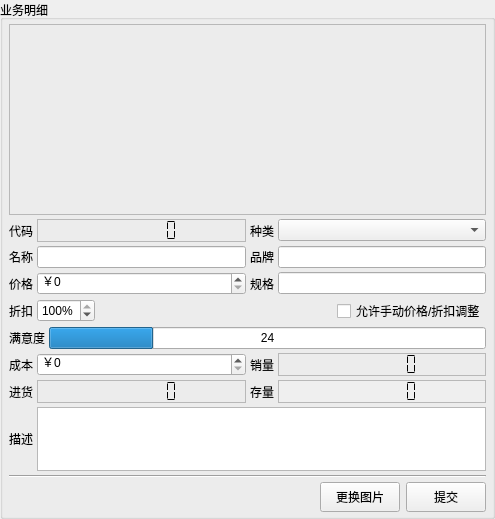
Above: cosmetic_src/Business/BusinessDetailWidget.ui from oaheiw/darwinner before the change. Below: the same form after it.
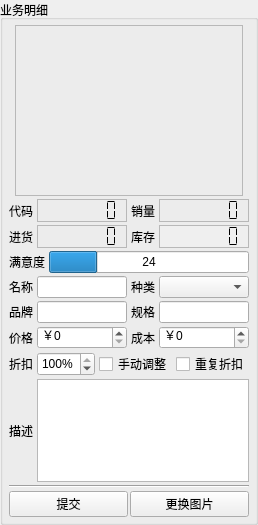
That is the form after the change. Icons and pictures are not drawn.

Patch:
```diff
--- a/cosmetic_src/Business/BusinessDetailWidget.ui
+++ b/cosmetic_src/Business/BusinessDetailWidget.ui
@@ -6,8 +6,8 @@
    <rect>
     <x>0</x>
     <y>0</y>
-    <width>495</width>
-    <height>519</height>
+    <width>250</width>
+    <height>525</height>
    </rect>
   </property>
   <property name="windowTitle">
@@ -25,43 +25,88 @@
      <property name="title">
       <string>业务明细</string>
      </property>
-     <layout class="QVBoxLayout" name="verticalLayout" stretch="3,0,0,0,0,0,0,0,1,0,0">
+     <layout class="QVBoxLayout" name="verticalLayout">
       <property name="spacing">
-       <number>4</number>
+       <number>3</number>
       </property>
       <property name="leftMargin">
        <number>6</number>
       </property>
       <property name="topMargin">
-       <number>4</number>
+       <number>5</number>
       </property>
       <property name="rightMargin">
        <number>6</number>
       </property>
       <property name="bottomMargin">
-       <number>4</number>
+       <number>5</number>
       </property>
       <item>
-       <widget class="QLabel" name="imageLabel">
-        <property name="frameShape">
-         <enum>QFrame::StyledPanel</enum>
+       <layout class="QHBoxLayout" name="horizontalLayout_9" stretch="1,0,1">
+        <property name="spacing">
+         <number>0</number>
         </property>
-        <property name="frameShadow">
-         <enum>QFrame::Sunken</enum>
-        </property>
-        <property name="text">
-         <string/>
-        </property>
-        <property name="pixmap">
-         <pixmap resource="../Cosmetic/Cosmetic.qrc">:/common/business</pixmap>
-        </property>
-        <property name="scaledContents">
-         <bool>true</bool>
-        </property>
-        <property name="alignment">
-         <set>Qt::AlignCenter</set>
-        </property>
-       </widget>
+        <item>
+         <spacer name="horizontalSpacer_3">
+          <property name="orientation">
+           <enum>Qt::Horizontal</enum>
+          </property>
+          <property name="sizeHint" stdset="0">
+           <size>
+            <width>40</width>
+            <height>20</height>
+           </size>
+          </property>
+         </spacer>
+        </item>
+        <item>
+         <widget class="QLabel" name="imageLabel">
+          <property name="minimumSize">
+           <size>
+            <width>228</width>
+            <height>171</height>
+           </size>
+          </property>
+          <property name="maximumSize">
+           <size>
+            <width>228</width>
+            <height>171</height>
+           </size>
+          </property>
+          <property name="frameShape">
+           <enum>QFrame::StyledPanel</enum>
+          </property>
+          <property name="frameShadow">
+           <enum>QFrame::Sunken</enum>
+          </property>
+          <property name="text">
+           <string/>
+          </property>
+          <property name="pixmap">
+           <pixmap resource="../Cosmetic/Cosmetic.qrc">:/common/business</pixmap>
+          </property>
+          <property name="scaledContents">
+           <bool>true</bool>
+          </property>
+          <property name="alignment">
+           <set>Qt::AlignCenter</set>
+          </property>
+         </widget>
+        </item>
+        <item>
+         <spacer name="horizontalSpacer_2">
+          <property name="orientation">
+           <enum>Qt::Horizontal</enum>
+          </property>
+          <property name="sizeHint" stdset="0">
+           <size>
+            <width>40</width>
+            <height>20</height>
+           </size>
+          </property>
+         </spacer>
+        </item>
+       </layout>
       </item>
       <item>
        <layout class="QHBoxLayout" name="horizontalLayout" stretch="0,10,0,10">
@@ -92,17 +137,125 @@
          </widget>
         </item>
         <item>
-         <widget class="QLabel" name="typeLabel">
+         <widget class="QLabel" name="salesLabel">
           <property name="text">
-           <string>种类</string>
+           <string>销量</string>
           </property>
-          <property name="buddy">
-           <cstring>typeComboBox</cstring>
+         </widget>
+        </item>
+        <item>
+         <widget class="QLCDNumber" name="salesLcdNumber">
+          <property name="frameShape">
+           <enum>QFrame::StyledPanel</enum>
           </property>
+          <property name="frameShadow">
+           <enum>QFrame::Sunken</enum>
+          </property>
+          <property name="numDigits">
+           <number>7</number>
+          </property>
+          <property name="segmentStyle">
+           <enum>QLCDNumber::Flat</enum>
+          </property>
          </widget>
         </item>
+       </layout>
+      </item>
+      <item>
+       <layout class="QHBoxLayout" name="horizontalLayout_6" stretch="0,10,0,10">
+        <property name="spacing">
+         <number>4</number>
+        </property>
         <item>
-         <widget class="QComboBox" name="typeComboBox"/>
+         <widget class="QLabel" name="buysLabel">
+          <property name="text">
+           <string>进货</string>
+          </property>
+         </widget>
+        </item>
+        <item>
+         <widget class="QLCDNumber" name="buysLcdNumber">
+          <property name="frameShape">
+           <enum>QFrame::StyledPanel</enum>
+          </property>
+          <property name="frameShadow">
+           <enum>QFrame::Sunken</enum>
+          </property>
+          <property name="numDigits">
+           <number>7</number>
+          </property>
+          <property name="segmentStyle">
+           <enum>QLCDNumber::Flat</enum>
+          </property>
+         </widget>
+        </item>
+        <item>
+         <widget class="QLabel" name="stocksLabel">
+          <property name="text">
+           <string>库存</string>
+          </property>
+         </widget>
+        </item>
+        <item>
+         <widget class="QLCDNumber" name="stocksLcdNumber">
+          <property name="autoFillBackground">
+           <bool>true</bool>
+          </property>
+          <property name="frameShape">
+           <enum>QFrame::StyledPanel</enum>
+          </property>
+          <property name="frameShadow">
+           <enum>QFrame::Sunken</enum>
+          </property>
+          <property name="smallDecimalPoint">
+           <bool>false</bool>
+          </property>
+          <property name="numDigits">
+           <number>7</number>
+          </property>
+          <property name="segmentStyle">
+           <enum>QLCDNumber::Flat</enum>
+          </property>
+          <property name="value" stdset="0">
+           <double>0.000000000000000</double>
+          </property>
+          <property name="intValue" stdset="0">
+           <number>0</number>
+          </property>
+         </widget>
+        </item>
+       </layout>
+      </item>
+      <item>
+       <layout class="QHBoxLayout" name="horizontalLayout_4" stretch="0,10">
+        <property name="spacing">
+         <number>4</number>
+        </property>
+        <item>
+         <widget class="QLabel" name="ratingLabel">
+          <property name="text">
+           <string>满意度</string>
+          </property>
+         </widget>
+        </item>
+        <item>
+         <widget class="QProgressBar" name="progressBar">
+          <property name="sizePolicy">
+           <sizepolicy hsizetype="Expanding" vsizetype="Minimum">
+            <horstretch>0</horstretch>
+            <verstretch>0</verstretch>
+           </sizepolicy>
+          </property>
+          <property name="value">
+           <number>24</number>
+          </property>
+          <property name="alignment">
+           <set>Qt::AlignCenter</set>
+          </property>
+          <property name="format">
+           <string>%p</string>
+          </property>
+         </widget>
         </item>
        </layout>
       </item>
@@ -123,11 +276,44 @@
         </item>
         <item>
          <widget class="QLineEdit" name="nameLineEdit">
+          <property name="sizePolicy">
+           <sizepolicy hsizetype="Expanding" vsizetype="Minimum">
+            <horstretch>0</horstretch>
+            <verstretch>0</verstretch>
+           </sizepolicy>
+          </property>
           <property name="frame">
            <bool>true</bool>
           </property>
          </widget>
         </item>
+        <item>
+         <widget class="QLabel" name="typeLabel">
+          <property name="text">
+           <string>种类</string>
+          </property>
+          <property name="buddy">
+           <cstring>typeComboBox</cstring>
+          </property>
+         </widget>
+        </item>
+        <item>
+         <widget class="QComboBox" name="typeComboBox">
+          <property name="sizePolicy">
+           <sizepolicy hsizetype="Expanding" vsizetype="Minimum">
+            <horstretch>0</horstretch>
+            <verstretch>0</verstretch>
+           </sizepolicy>
+          </property>
+         </widget>
+        </item>
+       </layout>
+      </item>
+      <item>
+       <layout class="QHBoxLayout" name="horizontalLayout_3" stretch="0,10,0,10">
+        <property name="spacing">
+         <number>4</number>
+        </property>
         <item>
          <widget class="QLabel" name="brandLabel">
           <property name="text">
@@ -140,6 +326,35 @@
         </item>
         <item>
          <widget class="QLineEdit" name="brandLineEdit">
+          <property name="sizePolicy">
+           <sizepolicy hsizetype="Expanding" vsizetype="Minimum">
+            <horstretch>0</horstretch>
+            <verstretch>0</verstretch>
+           </sizepolicy>
+          </property>
+          <property name="frame">
+           <bool>true</bool>
+          </property>
+         </widget>
+        </item>
+        <item>
+         <widget class="QLabel" name="specLabel">
+          <property name="text">
+           <string>规格</string>
+          </property>
+          <property name="buddy">
+           <cstring>specLineEdit</cstring>
+          </property>
+         </widget>
+        </item>
+        <item>
+         <widget class="QLineEdit" name="specLineEdit">
+          <property name="sizePolicy">
+           <sizepolicy hsizetype="Expanding" vsizetype="Minimum">
+            <horstretch>0</horstretch>
+            <verstretch>0</verstretch>
+           </sizepolicy>
+          </property>
           <property name="frame">
            <bool>true</bool>
           </property>
@@ -148,7 +363,7 @@
        </layout>
       </item>
       <item>
-       <layout class="QHBoxLayout" name="horizontalLayout_3" stretch="0,10,0,10">
+       <layout class="QHBoxLayout" name="horizontalLayout_5" stretch="0,10,0,10">
         <property name="spacing">
          <number>4</number>
         </property>
@@ -165,7 +380,7 @@
         <item>
          <widget class="QSpinBox" name="priceSpinBox">
           <property name="sizePolicy">
-           <sizepolicy hsizetype="Expanding" vsizetype="Fixed">
+           <sizepolicy hsizetype="Expanding" vsizetype="Minimum">
             <horstretch>0</horstretch>
             <verstretch>0</verstretch>
            </sizepolicy>
@@ -182,9 +397,9 @@
          </widget>
         </item>
         <item>
-         <widget class="QLabel" name="specLabel">
+         <widget class="QLabel" name="costLabel">
           <property name="text">
-           <string>规格</string>
+           <string>成本</string>
           </property>
           <property name="buddy">
            <cstring>specLineEdit</cstring>
@@ -192,16 +407,25 @@
          </widget>
         </item>
         <item>
-         <widget class="QLineEdit" name="specLineEdit">
-          <property name="frame">
-           <bool>true</bool>
+         <widget class="QSpinBox" name="costSpinBox">
+          <property name="sizePolicy">
+           <sizepolicy hsizetype="Expanding" vsizetype="Minimum">
+            <horstretch>0</horstretch>
+            <verstretch>0</verstretch>
+           </sizepolicy>
+          </property>
+          <property name="suffix">
+           <string/>
+          </property>
+          <property name="prefix">
+           <string>￥</string>
           </property>
          </widget>
         </item>
        </layout>
       </item>
       <item>
-       <layout class="QHBoxLayout" name="horizontalLayout_8" stretch="0,0,10,0">
+       <layout class="QHBoxLayout" name="horizontalLayout_8" stretch="0,0,10,0,0">
         <property name="spacing">
          <number>4</number>
         </property>
@@ -217,6 +441,12 @@
         </item>
         <item>
          <widget class="QSpinBox" name="discountSpinBox">
+          <property name="sizePolicy">
+           <sizepolicy hsizetype="Minimum" vsizetype="Minimum">
+            <horstretch>0</horstretch>
+            <verstretch>0</verstretch>
+           </sizepolicy>
+          </property>
           <property name="suffix">
            <string>%</string>
           </property>
@@ -246,6 +476,12 @@
         </item>
         <item>
          <widget class="QCheckBox" name="adjustableCheckBox">
+          <property name="sizePolicy">
+           <sizepolicy hsizetype="Minimum" vsizetype="Minimum">
+            <horstretch>0</horstretch>
+            <verstretch>0</verstretch>
+           </sizepolicy>
+          </property>
           <property name="toolTip">
            <string>选择是否允许收银时，由收银员手工输入商品价格和折扣。</string>
           </property>
@@ -253,149 +489,26 @@
            <string>选择是否允许收银时，由收银员手工输入商品价格和折扣。</string>
           </property>
           <property name="text">
-           <string>允许手动价格/折扣调整</string>
+           <string>手动调整</string>
           </property>
          </widget>
         </item>
-       </layout>
-      </item>
-      <item>
-       <layout class="QHBoxLayout" name="horizontalLayout_4" stretch="0,10">
-        <property name="spacing">
-         <number>4</number>
-        </property>
         <item>
-         <widget class="QLabel" name="ratingLabel">
-          <property name="text">
-           <string>满意度</string>
+         <widget class="QCheckBox" name="dualDiscountCheckBox">
+          <property name="sizePolicy">
+           <sizepolicy hsizetype="Minimum" vsizetype="Minimum">
+            <horstretch>0</horstretch>
+            <verstretch>0</verstretch>
+           </sizepolicy>
           </property>
-         </widget>
-        </item>
-        <item>
-         <widget class="QProgressBar" name="progressBar">
-          <property name="value">
-           <number>24</number>
+          <property name="toolTip">
+           <string>当该业务处于折扣状态，结帐时是否累积其它折扣（如会员消费折扣）</string>
           </property>
-          <property name="alignment">
-           <set>Qt::AlignCenter</set>
+          <property name="statusTip">
+           <string>当该业务处于折扣状态，结帐时是否累积其它折扣（如会员消费折扣）</string>
           </property>
-          <property name="format">
-           <string>%p</string>
-          </property>
-         </widget>
-        </item>
-       </layout>
-      </item>
-      <item>
-       <layout class="QHBoxLayout" name="horizontalLayout_5" stretch="0,10,0,10">
-        <property name="spacing">
-         <number>4</number>
-        </property>
-        <item>
-         <widget class="QLabel" name="costLabel">
           <property name="text">
-           <string>成本</string>
-          </property>
-          <property name="buddy">
-           <cstring>costSpinBox</cstring>
-          </property>
-         </widget>
-        </item>
-        <item>
-         <widget class="QSpinBox" name="costSpinBox">
-          <property name="suffix">
-           <string/>
-          </property>
-          <property name="prefix">
-           <string>￥</string>
-          </property>
-         </widget>
-        </item>
-        <item>
-         <widget class="QLabel" name="salesLabel">
-          <property name="text">
-           <string>销量</string>
-          </property>
-         </widget>
-        </item>
-        <item>
-         <widget class="QLCDNumber" name="salesLcdNumber">
-          <property name="frameShape">
-           <enum>QFrame::StyledPanel</enum>
-          </property>
-          <property name="frameShadow">
-           <enum>QFrame::Sunken</enum>
-          </property>
-          <property name="numDigits">
-           <number>7</number>
-          </property>
-          <property name="segmentStyle">
-           <enum>QLCDNumber::Flat</enum>
-          </property>
-         </widget>
-        </item>
-       </layout>
-      </item>
-      <item>
-       <layout class="QHBoxLayout" name="horizontalLayout_6" stretch="0,10,0,10">
-        <property name="spacing">
-         <number>4</number>
-        </property>
-        <item>
-         <widget class="QLabel" name="buysLabel">
-          <property name="text">
-           <string>进货</string>
-          </property>
-         </widget>
-        </item>
-        <item>
-         <widget class="QLCDNumber" name="buysLcdNumber">
-          <property name="frameShape">
-           <enum>QFrame::StyledPanel</enum>
-          </property>
-          <property name="frameShadow">
-           <enum>QFrame::Sunken</enum>
-          </property>
-          <property name="numDigits">
-           <number>7</number>
-          </property>
-          <property name="segmentStyle">
-           <enum>QLCDNumber::Flat</enum>
-          </property>
-         </widget>
-        </item>
-        <item>
-         <widget class="QLabel" name="stocksLabel">
-          <property name="text">
-           <string>存量</string>
-          </property>
-         </widget>
-        </item>
-        <item>
-         <widget class="QLCDNumber" name="stocksLcdNumber">
-          <property name="autoFillBackground">
-           <bool>true</bool>
-          </property>
-          <property name="frameShape">
-           <enum>QFrame::StyledPanel</enum>
-          </property>
-          <property name="frameShadow">
-           <enum>QFrame::Sunken</enum>
-          </property>
-          <property name="smallDecimalPoint">
-           <bool>false</bool>
-          </property>
-          <property name="numDigits">
-           <number>7</number>
-          </property>
-          <property name="segmentStyle">
-           <enum>QLCDNumber::Flat</enum>
-          </property>
-          <property name="value" stdset="0">
-           <double>0.000000000000000</double>
-          </property>
-          <property name="intValue" stdset="0">
-           <number>0</number>
+           <string>重复折扣</string>
           </property>
          </widget>
         </item>
@@ -421,7 +534,7 @@
           <property name="minimumSize">
            <size>
             <width>0</width>
-            <height>50</height>
+            <height>22</height>
            </size>
           </property>
           <property name="tabChangesFocus">
@@ -445,51 +558,22 @@
        </widget>
       </item>
       <item>
-       <layout class="QHBoxLayout" name="horizontalLayout_9" stretch="10,2,2">
-        <item>
-         <spacer name="horizontalSpacer_2">
-          <property name="orientation">
-           <enum>Qt::Horizontal</enum>
-          </property>
-          <property name="sizeHint" stdset="0">
-           <size>
-            <width>40</width>
-            <height>20</height>
-           </size>
-          </property>
-         </spacer>
-        </item>
-        <item>
-         <widget class="QPushButton" name="picButton">
-          <property name="minimumSize">
-           <size>
-            <width>80</width>
-            <height>30</height>
-           </size>
-          </property>
-          <property name="maximumSize">
-           <size>
-            <width>100</width>
-            <height>50</height>
-           </size>
-          </property>
-          <property name="text">
-           <string>更换图片</string>
-          </property>
-         </widget>
-        </item>
+       <layout class="QHBoxLayout" name="horizontalLayout_10">
+        <property name="spacing">
+         <number>2</number>
+        </property>
         <item>
          <widget class="QPushButton" name="submitButton">
+          <property name="sizePolicy">
+           <sizepolicy hsizetype="Minimum" vsizetype="Preferred">
+            <horstretch>0</horstretch>
+            <verstretch>0</verstretch>
+           </sizepolicy>
+          </property>
           <property name="minimumSize">
            <size>
             <width>80</width>
-            <height>30</height>
-           </size>
-          </property>
-          <property name="maximumSize">
-           <size>
-            <width>100</width>
-            <height>50</height>
+            <height>0</height>
            </size>
           </property>
           <property name="text">
@@ -497,6 +581,25 @@
           </property>
          </widget>
         </item>
+        <item>
+         <widget class="QPushButton" name="picButton">
+          <property name="sizePolicy">
+           <sizepolicy hsizetype="Minimum" vsizetype="Preferred">
+            <horstretch>0</horstretch>
+            <verstretch>0</verstretch>
+           </sizepolicy>
+          </property>
+          <property name="minimumSize">
+           <size>
+            <width>80</width>
+            <height>0</height>
+           </size>
+          </property>
+          <property name="text">
+           <string>更换图片</string>
+          </property>
+         </widget>
+        </item>
        </layout>
       </item>
      </layout>
```
Left out of the diff: 7 changed lines with no effect on the pictures.
